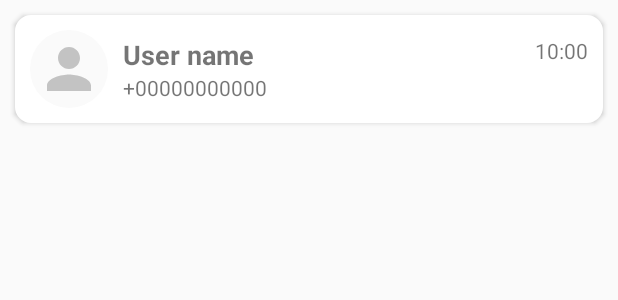
After one commit to Lockeyz/Chat_App_with_Firebase, an Android app: the layout recent_chat_recycler_row.xml on its own in the app's theme, with its tools: preview values and no code run, on a phone screen of 412 x 824 dp. The commit adds this screen. Shown: the top 300 px of the screen. Run offline under Robolectric (Android 15) with nearby library versions, the phone set to English and light mode, and no system bars.

Commit message:
Hien thi doan chat gan day

```diff
--- a/app/src/main/java/com/lucky/chatappwithfirebase/ChatActivity.java
+++ b/app/src/main/java/com/lucky/chatappwithfirebase/ChatActivity.java
@@ -103,6 +103,7 @@
 
         chatRoomModel.setLastMessageTimestamp(Timestamp.now());
         chatRoomModel.setLastMessageSenderId(FirebaseUtil.currentUserId());
+        chatRoomModel.setLastMessage(message);
         FirebaseUtil.getChatRoomReference(chatroomId).set(chatRoomModel);
 
         ChatMessageModel chatMessageModel = new ChatMessageModel(message, FirebaseUtil.currentUserId(), Timestamp.now());
--- /dev/null
+++ b/app/src/main/res/layout/recent_chat_recycler_row.xml
@@ -0,0 +1,53 @@
+<?xml version="1.0" encoding="utf-8"?>
+<LinearLayout xmlns:android="http://schemas.android.com/apk/res/android"
+    android:layout_width="match_parent"
+    android:layout_height="wrap_content"
+    xmlns:tool="http://schemas.android.com/tools"
+    android:background="@drawable/edit_text_rounded_corner"
+    android:layout_margin="10dp"
+    android:elevation="2dp">
+
+    <include
+        layout="@layout/profile_pic_view"
+        android:layout_width="52dp"
+        android:layout_height="52dp"
+        android:layout_gravity="center"
+        android:layout_margin="10dp" />
+
+    <LinearLayout
+        android:layout_width="match_parent"
+        android:layout_height="wrap_content"
+        android:orientation="vertical"
+        android:layout_gravity="center">
+
+        <RelativeLayout
+            android:layout_width="match_parent"
+            android:layout_height="wrap_content">
+
+            <TextView
+                android:layout_width="wrap_content"
+                android:layout_height="wrap_content"
+                android:text="User name"
+                android:textSize="18sp"
+                android:textStyle="bold"
+                android:id="@+id/user_name_text"/>
+
+            <TextView
+                android:layout_width="wrap_content"
+                android:layout_height="wrap_content"
+                android:text="10:00"
+                android:layout_alignParentEnd="true"
+                android:layout_marginEnd="10dp"
+                android:id="@+id/last_message_time_text"/>
+
+        </RelativeLayout>
+
+        <TextView
+            android:layout_width="wrap_content"
+            android:layout_height="wrap_content"
+            android:text="+00000000000"
+            android:id="@+id/last_message_text"/>
+
+    </LinearLayout>
+
+</LinearLayout>
```
Also changed, not shown: app/src/main/java/com/lucky/chatappwithfirebase/ChatFragment.java (+53 -1 lines), app/src/main/java/com/lucky/chatappwithfirebase/adapter/RecentChatRecyclerAdapter.java (added, +81 -0 lines), app/src/main/java/com/lucky/chatappwithfirebase/model/ChatRoomModel.java (+9 -0 lines), app/src/main/java/com/lucky/chatappwithfirebase/utils/FirebaseUtil.java (+22 -0 lines), app/src/main/res/layout/fragment_chat.xml (+4 -7 lines).
